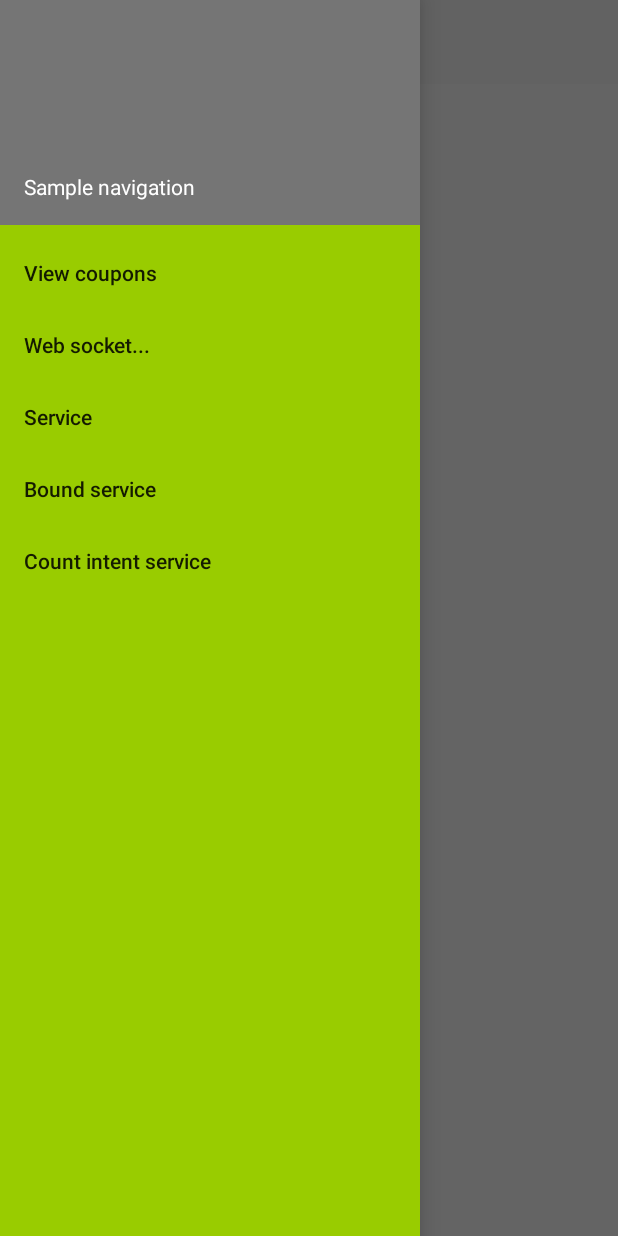
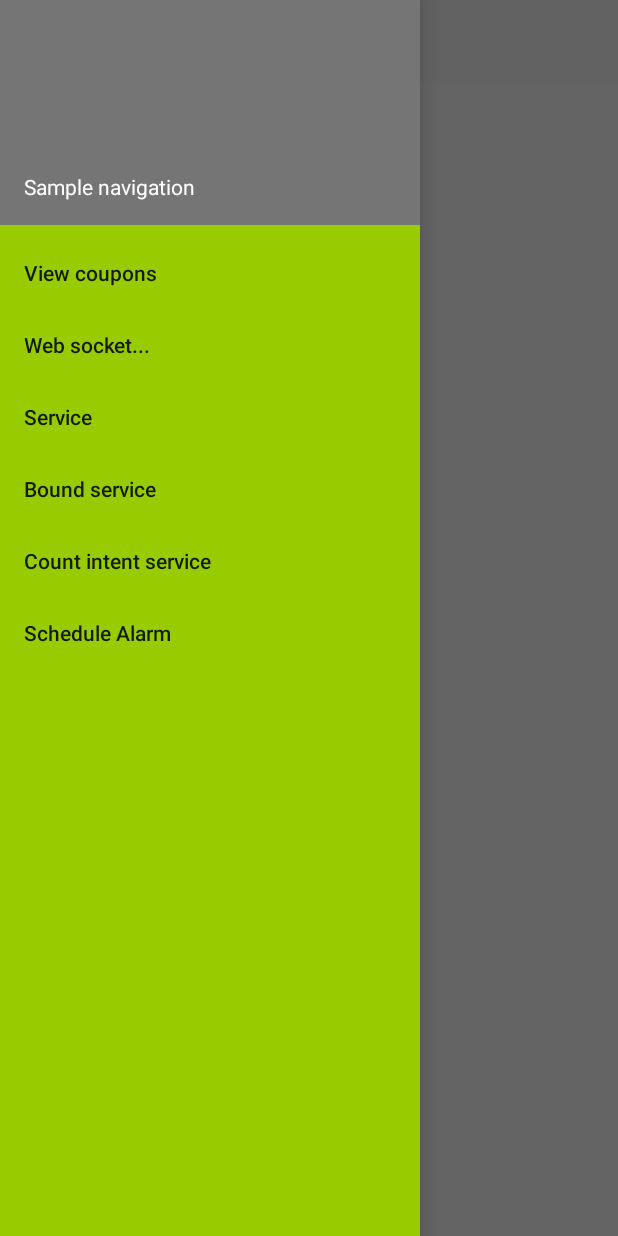
Before and after one commit to ThuyHien261195/KotlinExample, an Android app: the screen it shows after launch (MainActivity), with the side drawer open, on a phone screen of 412 x 824 dp. Run offline under Robolectric (Android 15) with nearby library versions, the phone set to English and light mode, and no system bars; our stand-ins replace Dagger/Hilt's generated code.

Commit message:
Add menu, string and handle menu item schedule alarm

```diff
--- a/app/src/main/java/com/example/thuyhien/kotlinrxjava/ui/activity/MainActivity.kt
+++ b/app/src/main/java/com/example/thuyhien/kotlinrxjava/ui/activity/MainActivity.kt
@@ -39,6 +39,10 @@ class MainActivity : DaggerAppCompatActivity(), MainView {
                     val intent = Intent(this, CountActivity::class.java)
                     startActivity(intent)
                 }
+                R.id.action_alarm -> {
+                    val intent = Intent(this, AlarmActivity::class.java)
+                    startActivity(intent)
+                }
             }
 
             drawerLayout.closeDrawers()
--- a/app/src/main/res/menu/navigation_menu.xml
+++ b/app/src/main/res/menu/navigation_menu.xml
@@ -16,5 +16,8 @@
         <item
             android:id="@+id/action_count_intent_service"
             android:title="@string/action_count_intent_service" />
+        <item
+            android:id="@+id/action_alarm"
+            android:title="@string/action_schedule_alarm" />
     </group>
 </menu>
--- a/app/src/main/res/values/strings.xml
+++ b/app/src/main/res/values/strings.xml
@@ -13,4 +13,6 @@
     <string name="action_bound_service">Bound service</string>
     <string name="action_start_count">Start count</string>
     <string name="action_count_intent_service">Count intent service</string>
+    <string name="action_schedule_alarm">Schedule Alarm</string>
+    <string name="action_cancel_alarm">Cancel Alarm</string>
 </resources>
```
Also changed, not shown: app/src/main/AndroidManifest.xml (+10 -2 lines).
